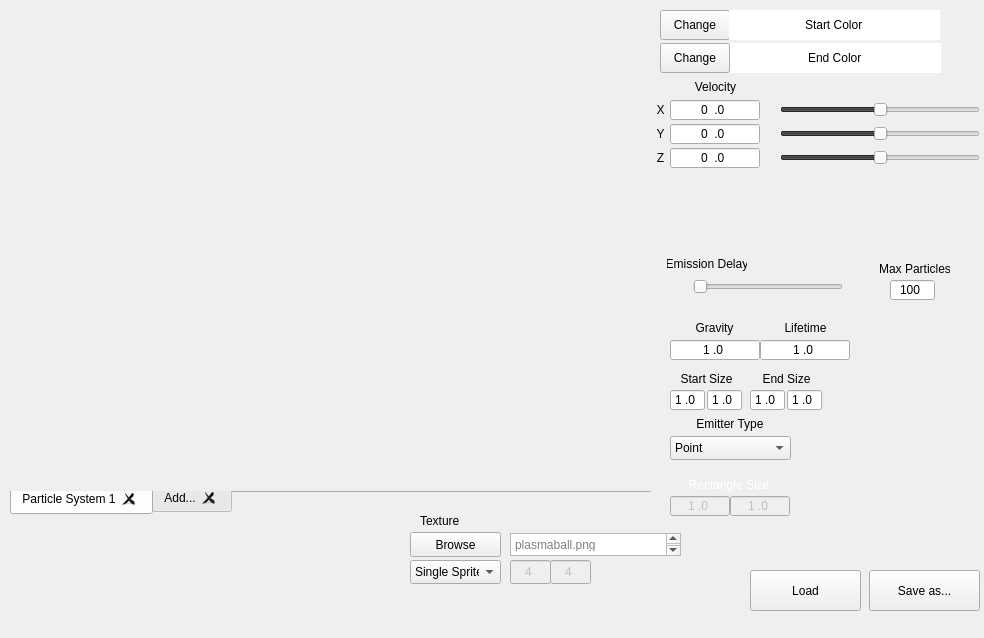
Before: the Qt Designer form TA_ParticleEditor/TA_ParticleEditor/particleeditor.ui in Stureplan/TA_ParticleEditor, drawn with Qt 5.
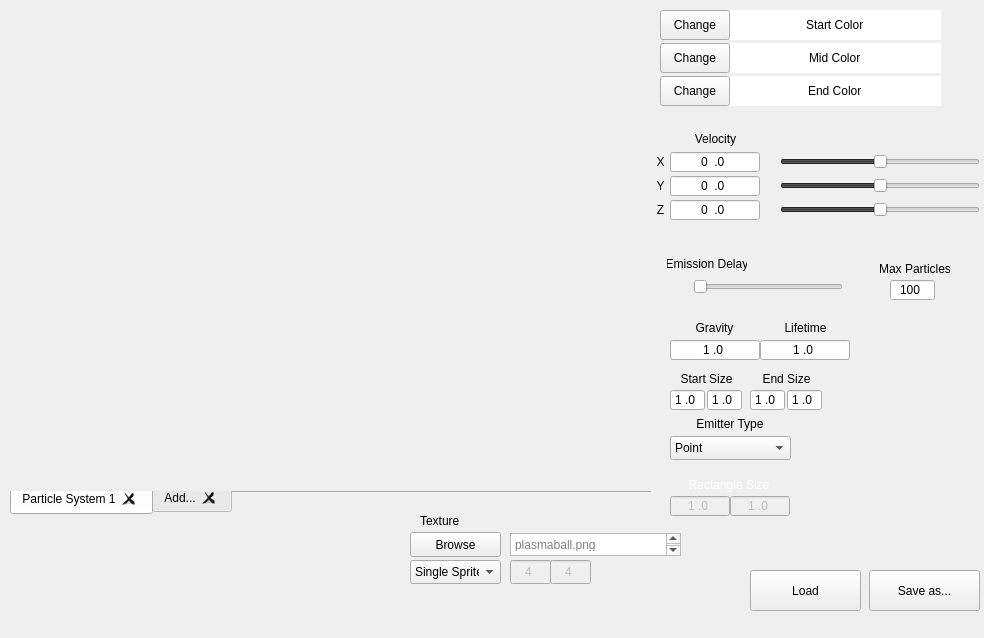
After: the same form once the commit is applied. Custom widgets are drawn as their Qt base class.

Commit message: Triple color lerp

What changed in the file:
```diff
--- a/TA_ParticleEditor/TA_ParticleEditor/particleeditor.ui
+++ b/TA_ParticleEditor/TA_ParticleEditor/particleeditor.ui
@@ -127,7 +127,7 @@
     <property name="geometry">
      <rect>
       <x>680</x>
-      <y>77</y>
+      <y>129</y>
       <width>71</width>
       <height>20</height>
      </rect>
@@ -245,7 +245,7 @@
    <widget class="QLineEdit" name="colorInDisplay">
     <property name="geometry">
      <rect>
-      <x>729</x>
+      <x>730</x>
       <y>10</y>
       <width>211</width>
       <height>30</height>
@@ -308,7 +308,7 @@
      <enum>Qt::NoContextMenu</enum>
     </property>
     <property name="text">
-     <string>End Color</string>
+     <string>Mid Color</string>
     </property>
     <property name="frame">
      <bool>false</bool>
@@ -401,7 +401,7 @@
     <property name="geometry">
      <rect>
       <x>670</x>
-      <y>100</y>
+      <y>152</y>
       <width>90</width>
       <height>20</height>
      </rect>
@@ -423,7 +423,7 @@
     <property name="geometry">
      <rect>
       <x>670</x>
-      <y>124</y>
+      <y>176</y>
       <width>90</width>
       <height>20</height>
      </rect>
@@ -445,7 +445,7 @@
     <property name="geometry">
      <rect>
       <x>670</x>
-      <y>148</y>
+      <y>200</y>
       <width>90</width>
       <height>20</height>
      </rect>
@@ -511,7 +511,7 @@
     <property name="geometry">
      <rect>
       <x>650</x>
-      <y>124</y>
+      <y>176</y>
       <width>21</width>
       <height>20</height>
      </rect>
@@ -887,7 +887,7 @@
     <property name="geometry">
      <rect>
       <x>780</x>
-      <y>99</y>
+      <y>151</y>
       <width>200</width>
       <height>22</height>
      </rect>
@@ -924,7 +924,7 @@
     <property name="geometry">
      <rect>
       <x>780</x>
-      <y>123</y>
+      <y>175</y>
       <width>200</width>
       <height>22</height>
      </rect>
@@ -943,7 +943,7 @@
     <property name="geometry">
      <rect>
       <x>780</x>
-      <y>147</y>
+      <y>199</y>
       <width>200</width>
       <height>22</height>
      </rect>
@@ -1012,7 +1012,7 @@
     <property name="geometry">
      <rect>
       <x>650</x>
-      <y>100</y>
+      <y>152</y>
       <width>21</width>
       <height>20</height>
      </rect>
@@ -1031,7 +1031,7 @@
     <property name="geometry">
      <rect>
       <x>650</x>
-      <y>148</y>
+      <y>200</y>
       <width>21</width>
       <height>20</height>
      </rect>
@@ -1046,6 +1046,64 @@
      <set>Qt::AlignCenter</set>
     </property>
    </widget>
+   <widget class="QPushButton" name="color2Btn">
+    <property name="geometry">
+     <rect>
+      <x>660</x>
+      <y>76</y>
+      <width>70</width>
+      <height>30</height>
+     </rect>
+    </property>
+    <property name="text">
+     <string>Change</string>
+    </property>
+   </widget>
+   <widget class="QLineEdit" name="color2Display">
+    <property name="geometry">
+     <rect>
+      <x>730</x>
+      <y>76</y>
+      <width>211</width>
+      <height>30</height>
+     </rect>
+    </property>
+    <property name="font">
+     <font>
+      <kerning>true</kerning>
+     </font>
+    </property>
+    <property name="cursor">
+     <cursorShape>IBeamCursor</cursorShape>
+    </property>
+    <property name="mouseTracking">
+     <bool>false</bool>
+    </property>
+    <property name="focusPolicy">
+     <enum>Qt::NoFocus</enum>
+    </property>
+    <property name="contextMenuPolicy">
+     <enum>Qt::NoContextMenu</enum>
+    </property>
+    <property name="text">
+     <string>End Color</string>
+    </property>
+    <property name="frame">
+     <bool>false</bool>
+    </property>
+    <property name="alignment">
+     <set>Qt::AlignCenter</set>
+    </property>
+    <property name="readOnly">
+     <bool>true</bool>
+    </property>
+    <property name="placeholderText">
+     <string>Color End</string>
+    </property>
+    <property name="clearButtonEnabled">
+     <bool>false</bool>
+    </property>
+   </widget>
   </widget>
  </widget>
  <layoutdefault spacing="6" margin="11"/>
```
Left out of the diff: 37 changed lines with no effect on the pictures. The commit also changes 12 other files.
